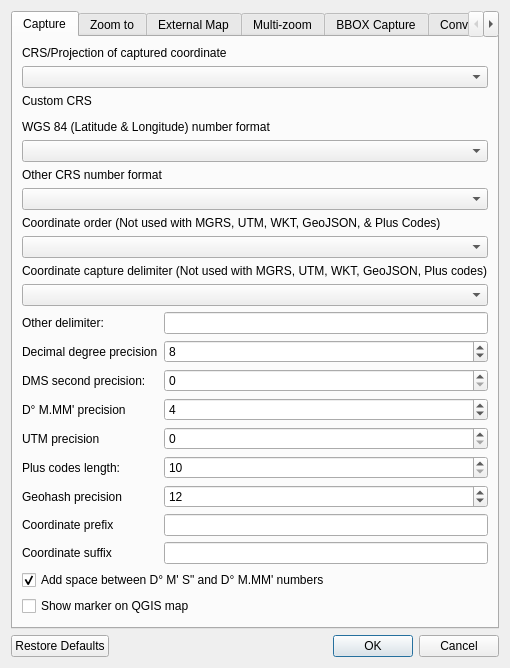
NationalSecurityAgency/qgis-latlontools-plugin, file ui/latLonSettings.ui: the form before one commit.
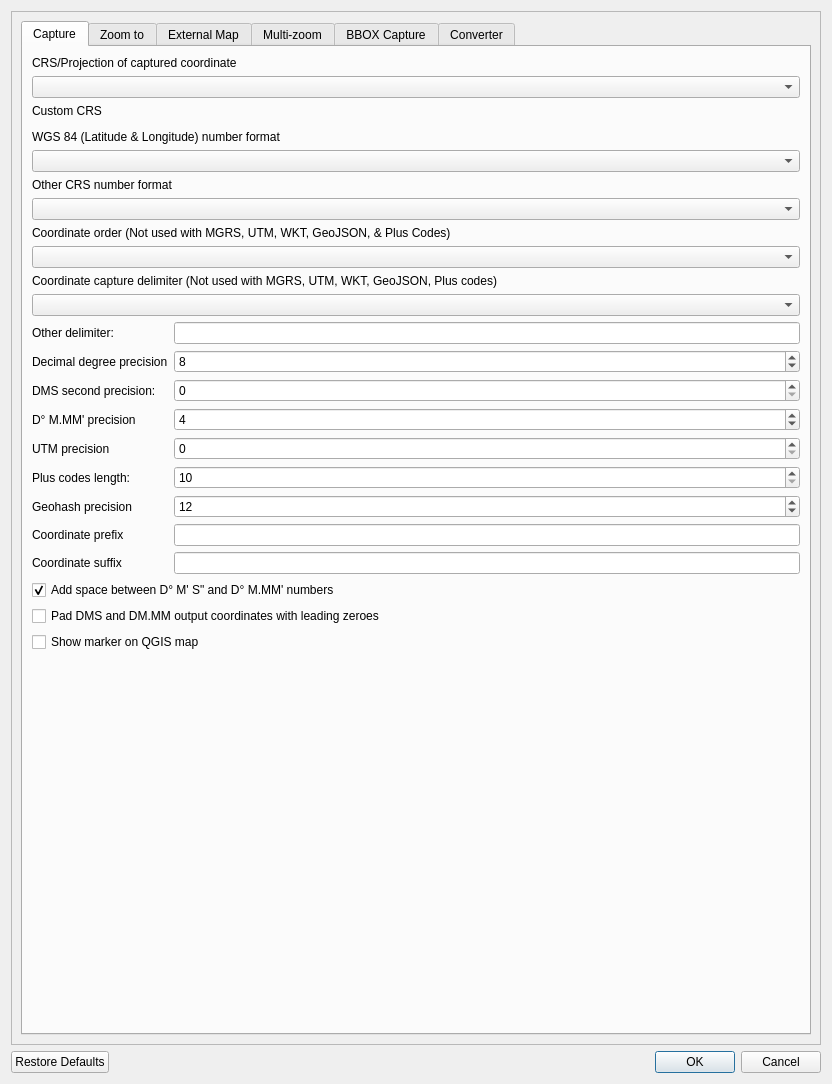
The form after the commit. Custom widgets are drawn as their Qt base class.

Commit message: Fixed settings.py error for new zero padding; zeropadding now also available for converter

```diff
--- a/ui/latLonSettings.ui
+++ b/ui/latLonSettings.ui
@@ -6,8 +6,8 @@
    <rect>
     <x>0</x>
     <y>0</y>
-    <width>479</width>
-    <height>646</height>
+    <width>832</width>
+    <height>1084</height>
    </rect>
   </property>
   <property name="windowTitle">
@@ -18,6 +18,21 @@
   </property>
   <layout class="QVBoxLayout" name="verticalLayout">
    <item>
+    <widget class="QScrollArea" name="scrollArea">
+     <property name="widgetResizable">
+      <bool>true</bool>
+     </property>
+     <widget class="QWidget" name="scrollAreaWidgetContents">
+      <property name="geometry">
+       <rect>
+        <x>0</x>
+        <y>0</y>
+        <width>832</width>
+        <height>1042</height>
+       </rect>
+      </property>
+      <layout class="QVBoxLayout" name="verticalLayout_11">
+       <item>
     <widget class="QTabWidget" name="tabWidget">
      <property name="currentIndex">
       <number>0</number>
@@ -233,6 +248,16 @@
          </property>
         </widget>
        </item>
+           <item>
+            <widget class="QCheckBox" name="capturePadZeroesCheckBox">
+             <property name="text">
+              <string>Pad DMS and DM.MM output coordinates with leading zeroes</string>
+             </property>
+             <property name="checked">
+              <bool>false</bool>
+             </property>
+            </widget>
+           </item>
        <item>
         <widget class="QCheckBox" name="captureMarkerCheckBox">
          <property name="text">
@@ -895,6 +920,10 @@
           </size>
          </property>
         </spacer>
+           </item>
+          </layout>
+         </widget>
+        </widget>
        </item>
       </layout>
      </widget>
```
Left out of the diff: 7 changed lines with no effect on the pictures. Lines whose indentation alone changed are shown as unchanged. The commit also changes 3 other files.
